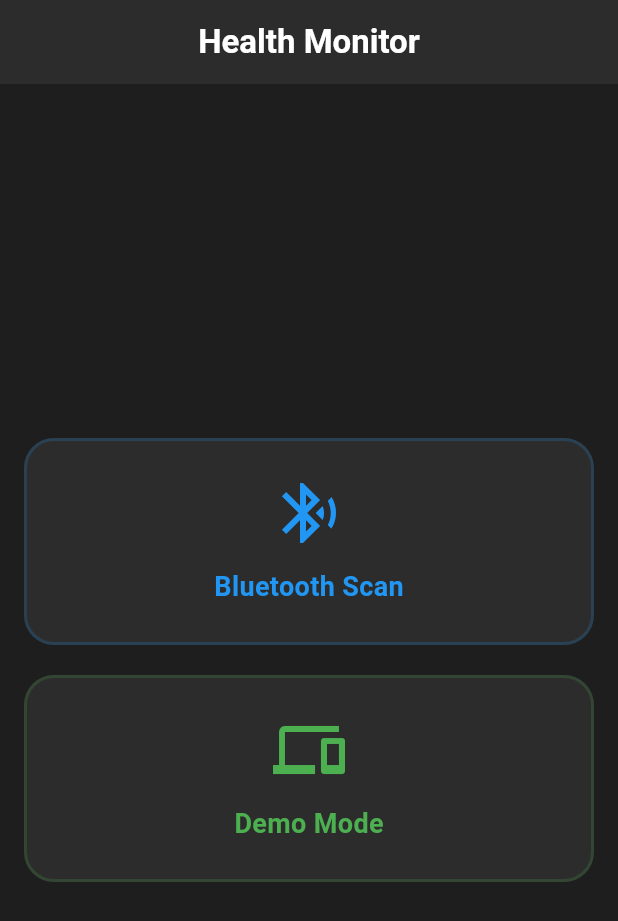
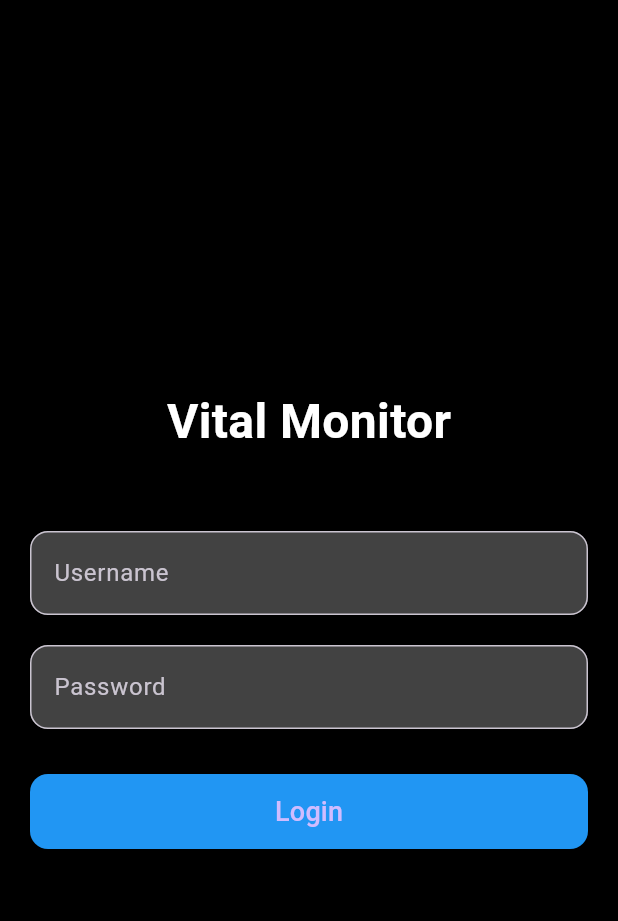
Before and after one commit to A-X-Z-Y-T-E/DP_Project, a Flutter app: the screen it shows after launch, on a phone screen of 412 x 824 dp. Shown: the top 921 px of the screen. Run offline on Flutter 3.47's test engine with Material 3 defaults, Android fonts, the phone set to English and light mode, and no system bars; our stand-ins replace cloud_firestore, firebase_auth, firebase_core, fl_chart, flutter_blue_plus, flutter_staggered_animations and 4 more; accounts and stored records are empty.

Commit message:
Made a Basic Login Page functionality

```diff
--- /dev/null
+++ b/lib/controllers/user_controller.dart
@@ -0,0 +1,43 @@
+import 'package:get/get.dart';
+import 'package:cloud_firestore/cloud_firestore.dart';
+import 'package:get_storage/get_storage.dart';
+import 'package:Vital_Monitor/views/login.dart';
+
+class UserController extends GetxController {
+  final username = ''.obs;
+  final _db = FirebaseFirestore.instance;
+  final _storage = GetStorage();
+
+  @override
+  void onInit() {
+    super.onInit();
+    // Check if user is already logged in
+    final savedUsername = _storage.read('username');
+    if (savedUsername != null) {
+      username.value = savedUsername;
+    }
+  }
+
+  void login(String user) async {
+    username.value = user;
+    _storage.write('username', user); // Save to persistent storage
+    await _saveUserToFirestore();
+  }
+
+  void logout() {
+    username.value = '';
+    _storage.remove('username'); // Clear from storage
+    Get.offAll(() => const Login());
+  }
+
+  Future<void> _saveUserToFirestore() async {
+    try {
+      await _db.collection('users').doc(username.value).set({
+        'username': username.value,
+        'lastLogin': DateTime.now(),
+      });
+    } catch (e) {
+      print('Error saving user: $e');
+    }
+  }
+}
--- a/lib/main.dart
+++ b/lib/main.dart
@@ -1,8 +1,31 @@
 import 'package:flutter/material.dart';
+import 'package:firebase_core/firebase_core.dart';
+import 'package:get/get.dart';
+import 'package:Vital_Monitor/views/login.dart';
 import 'package:Vital_Monitor/views/home_page.dart';
-import 'package:get/get.dart';
+import 'package:Vital_Monitor/firebase_options.dart';
+import 'package:Vital_Monitor/controllers/user_controller.dart';
+import 'package:get_storage/get_storage.dart';
 
-void main() {
+Future<void> main() async {
+  WidgetsFlutterBinding.ensureInitialized();
+
+  // Initialize GetStorage first
+  await GetStorage.init();
+
+  try {
+    if (!Firebase.apps.isNotEmpty) {
+      await Firebase.initializeApp(
+        options: DefaultFirebaseOptions.currentPlatform,
+      );
+    }
+  } catch (e) {
+    debugPrint('Firebase init error: $e');
+  }
+
+  // Initialize user controller
+  Get.put(UserController());
+
   runApp(const MyApp());
 }
 
@@ -11,17 +34,17 @@ class MyApp extends StatelessWidget {
 
   @override
   Widget build(BuildContext context) {
+    final userController = Get.find<UserController>();
+
     return GetMaterialApp(
-      title: 'Health Monitor',
+      title: 'Vital Monitor',
+      theme: ThemeData.dark().copyWith(
+        scaffoldBackgroundColor: Colors.black,
+        primaryColor: Colors.white,
+      ),
+      home: Obx(() =>
+          userController.username.isEmpty ? const Login() : const HomePage()),
       debugShowCheckedModeBanner: false,
-      theme: ThemeData.dark().copyWith(
-        scaffoldBackgroundColor: const Color(0xFF1E1E1E),
-        appBarTheme: const AppBarTheme(
-          backgroundColor: Color(0xFF2C2C2C),
-          elevation: 0,
-        ),
-      ),
-      home: const HomePage(),
     );
   }
 }
--- /dev/null
+++ b/lib/views/login.dart
@@ -0,0 +1,115 @@
+import 'package:flutter/material.dart';
+import 'package:get/get.dart';
+import 'package:Vital_Monitor/views/home_page.dart';
+import 'package:Vital_Monitor/controllers/user_controller.dart';
+
+class Login extends StatefulWidget {
+  const Login({super.key});
+  @override
+  State<Login> createState() => _LoginState();
+}
+
+class _LoginState extends State<Login> {
+  final _formKey = GlobalKey<FormState>();
+  final TextEditingController _usernameController = TextEditingController();
+  final TextEditingController _passwordController = TextEditingController();
+  bool isLoading = false;
+
+  @override
+  Widget build(BuildContext context) {
+    return Scaffold(
+      body: SafeArea(
+        child: Padding(
+          padding: const EdgeInsets.all(20.0),
+          child: Form(
+            key: _formKey,
+            child: Column(
+              mainAxisAlignment: MainAxisAlignment.center,
+              children: [
+                const Text(
+                  'Vital Monitor',
+                  style: TextStyle(
+                    fontSize: 32,
+                    fontWeight: FontWeight.bold,
+                    color: Colors.white,
+                  ),
+                ),
+                const SizedBox(height: 50),
+                TextFormField(
+                  controller: _usernameController,
+                  decoration: InputDecoration(
+                    labelText: 'Username',
+                    filled: true,
+                    fillColor: Colors.grey[800],
+                    border: OutlineInputBorder(
+                      borderRadius: BorderRadius.circular(12),
+                    ),
+                  ),
+                  validator: (value) {
+                    if (value == null || value.isEmpty) {
+                      return 'Please enter username';
+                    }
+                    return null;
+                  },
+                ),
+                const SizedBox(height: 20),
+                TextFormField(
+                  controller: _passwordController,
+                  obscureText: true,
+                  decoration: InputDecoration(
+                    labelText: 'Password',
+                    filled: true,
+                    fillColor: Colors.grey[800],
+                    border: OutlineInputBorder(
+                      borderRadius: BorderRadius.circular(12),
+                    ),
+                  ),
+                  validator: (value) {
+                    if (value == null || value.isEmpty) {
+                      return 'Please enter password';
+                    }
+                    return null;
+                  },
+                ),
+                const SizedBox(height: 30),
+                SizedBox(
+                  width: double.infinity,
+                  height: 50,
+                  child: ElevatedButton(
+                    style: ElevatedButton.styleFrom(
+                      backgroundColor: Colors.blue,
+                      shape: RoundedRectangleBorder(
+                        borderRadius: BorderRadius.circular(12),
+                      ),
+                    ),
+                    onPressed: () async {
+                      if (_formKey.currentState!.validate()) {
+                        setState(() => isLoading = true);
+                        try {
+                          final username = _usernameController.text.trim();
+                          final userController = Get.find<UserController>();
+                          userController.login(username);
+                          Get.offAll(() => const HomePage());
+                        } catch (e) {
+                          ScaffoldMessenger.of(context).showSnackBar(
+                            SnackBar(content: Text('Error: $e')),
+                          );
+                        } finally {
+                          setState(() => isLoading = false);
+                        }
+                      }
+                    },
+                    child: const Text(
+                      'Login',
+                      style: TextStyle(fontSize: 18),
+                    ),
+                  ),
+                ),
+              ],
+            ),
+          ),
+        ),
+      ),
+    );
+  }
+}
```
Also changed, not shown: lib/services/auth.dart (added, +53 -0 lines), lib/views/demo_page.dart (+8 -0 lines), lib/views/health_monitor_page.dart (+13 -2 lines), lib/views/home_page.dart (+13 -1 lines), lib/views/profile.dart (added, +17 -0 lines), pubspec.yaml (+11 -2 lines), lib/firebase_options.dart (added), pubspec.lock, 3 other files.
